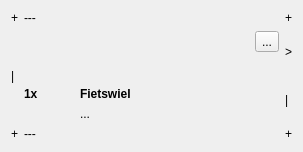
The window that src/view/ListViewItemTooltip.ui (the-butterfly-effect/tbe) describes before a commit, drawn with Qt 5.
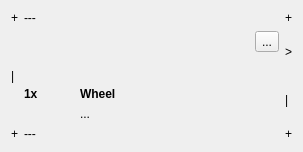
The same window after the commit. Custom widgets are drawn as their Qt base class.

```diff
--- a/src/view/ListViewItemTooltip.ui
+++ b/src/view/ListViewItemTooltip.ui
@@ -157,7 +157,7 @@
           </font>
          </property>
          <property name="text">
-          <string>Fietswiel</string>
+          <string>Wheel</string>
          </property>
         </widget>
        </item>
```
